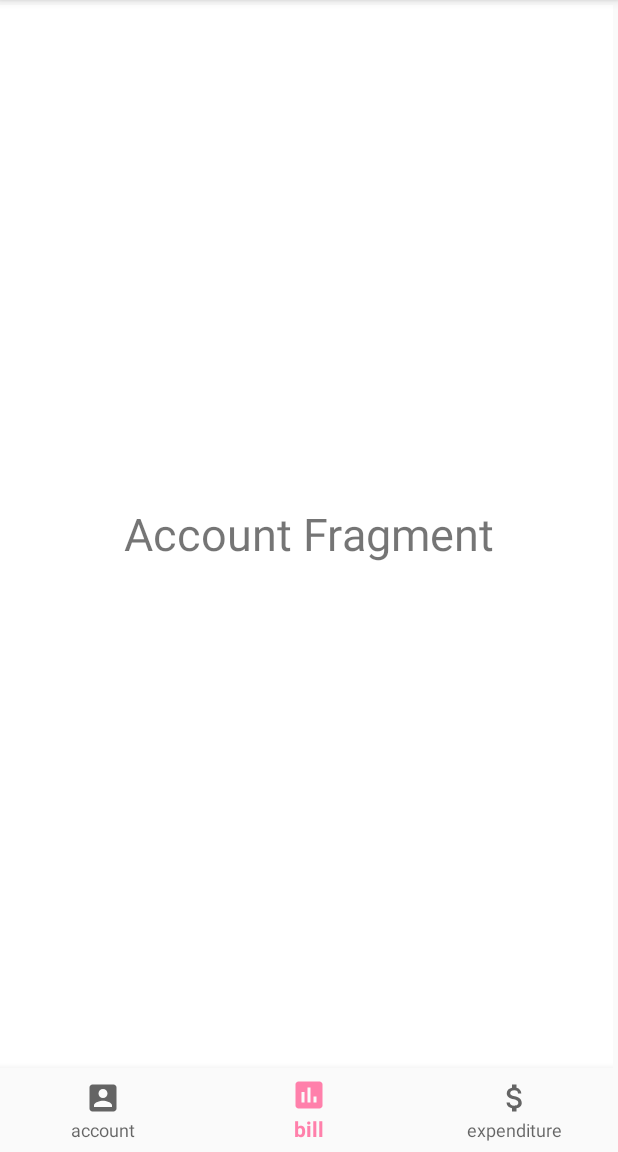
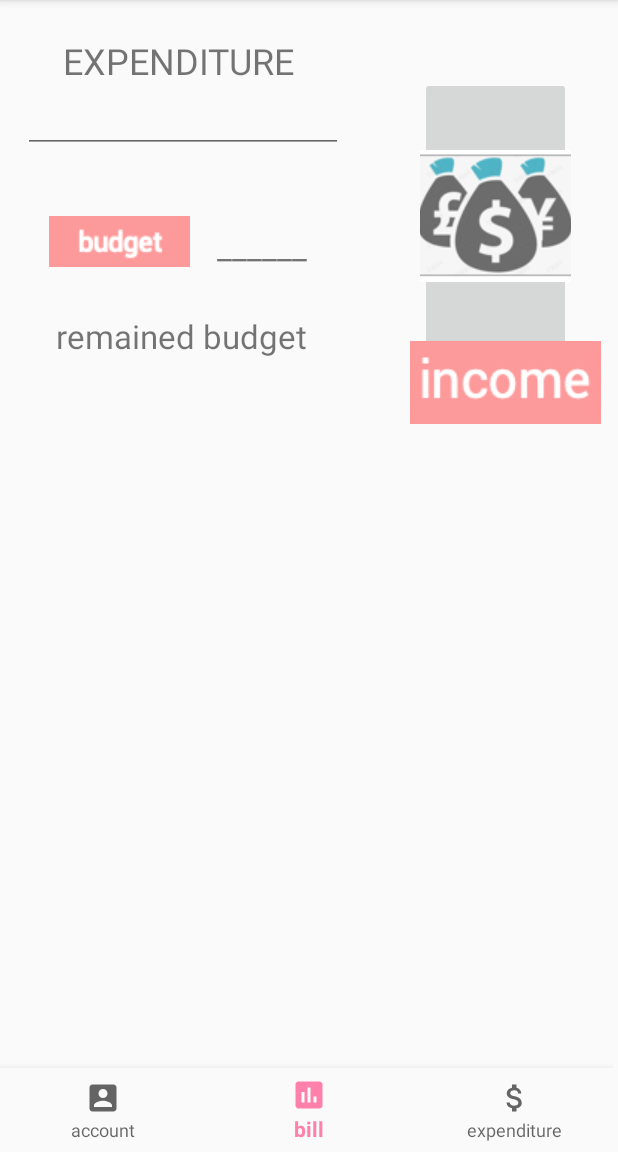
Before and after one commit to ZhaojiaLii/Android-Final-Project-, an Android app: the screen it shows after launch (MainActivity), item 2 of the bottom bar chosen, on a phone screen of 412 x 824 dp, the part 84-1236 px from its top. Run offline under Robolectric (Android 15) with nearby library versions, the phone set to English and light mode, and no system bars.

Commit message:
fragment_bill retry

```diff
--- a/app/src/main/AndroidManifest.xml
+++ b/app/src/main/AndroidManifest.xml
@@ -16,6 +16,7 @@
                 <category android:name="android.intent.category.LAUNCHER" />
             </intent-filter>
         </activity>
+        <activity android:name=".Convertor"></activity>
     </application>
 
 </manifest>
--- a/app/src/main/java/isep/lizhaojia/project1/MainActivity.java
+++ b/app/src/main/java/isep/lizhaojia/project1/MainActivity.java
@@ -8,6 +8,7 @@ import android.support.v7.app.ActionBarDrawerToggle;
 import android.support.v7.app.AppCompatActivity;
 import android.os.Bundle;
 import android.view.MenuItem;
+import android.widget.ImageButton;
 
 public class MainActivity extends AppCompatActivity {
 
@@ -23,7 +24,6 @@ public class MainActivity extends AppCompatActivity {
         drawerLayout = (DrawerLayout)findViewById(R.id.drawer);
         actionBarDrawerToggle = new ActionBarDrawerToggle(this,drawerLayout,R.string.open,R.string.close);
         BottomNavigationView bottomNavigationView = findViewById(R.id.bottom_navigation);
-
         //active bottom navigation listener
         bottomNavigationView.setOnNavigationItemSelectedListener(navListener);
         getSupportFragmentManager().beginTransaction().replace(R.id.fragment_container, new fragment_account()).commit();
@@ -56,7 +56,7 @@ public class MainActivity extends AppCompatActivity {
             Fragment selectedFragment = null;
             switch (menuItem.getItemId()){
                 case R.id.navigation_bill:
-                    selectedFragment = new fragment_home();
+                    selectedFragment = new fragment_bill();
                     break;
                 case R.id.navigation_expenditure:
                     selectedFragment = new fragment_expenditure();
--- a/app/src/main/java/isep/lizhaojia/project1/fragment_bill.java
+++ b/app/src/main/java/isep/lizhaojia/project1/fragment_bill.java
@@ -1,18 +1,66 @@
 package isep.lizhaojia.project1;
 
+import android.content.Intent;
+import android.graphics.drawable.Drawable;
 import android.os.Bundle;
 import android.support.annotation.NonNull;
 import android.support.annotation.Nullable;
 import android.support.v4.app.Fragment;
+import android.util.TypedValue;
+import android.view.Gravity;
 import android.view.LayoutInflater;
 import android.view.View;
 import android.view.ViewGroup;
+import android.widget.Button;
+import android.widget.EditText;
+import android.widget.ImageButton;
+import android.widget.TextView;
+import android.widget.Toast;
 
-public class fragment_home extends Fragment {
+public class fragment_bill extends Fragment {
+
+
+    private ImageButton ButtonConvertor,BudgetButton;
+    private TextView expenditure;
 
     @Nullable
     @Override
     public View onCreateView(@NonNull LayoutInflater inflater, @Nullable ViewGroup container, @Nullable Bundle savedInstanceState) {
-        return inflater.inflate(R.layout.fragment_home, container, false);
+        return inflater.inflate(R.layout.fragment_bill, container, false);}
+
+        @Override
+        public void onActivityCreated(Bundle savedInstanceState) {
+            super.onActivityCreated(savedInstanceState);
+
+            ButtonConvertor = (ImageButton) getActivity().findViewById(R.id.imageButton_convertor);
+            BudgetButton = (ImageButton) getActivity().findViewById(R.id.budgetbutton);
+            expenditure = (TextView)getActivity().findViewById(R.id.expenditure);
+
+            budget();
+            ButtonConvertor.setOnClickListener(new View.OnClickListener() {
+            @Override
+        public void onClick(View view) {
+                Intent intent = new Intent(getActivity(),Convertor.class);
+                startActivity(intent);
+
+            }
+
+        });
+    }
+
+    public void budget(){
+        BudgetButton.setOnClickListener(new View.OnClickListener() {
+            @Override
+            public void onClick(View v) {
+                dialogEditText();
+
+            }
+        });
+
+    }
+
+    public void dialogEditText(){
+
+
     }
 }
--- a/app/src/main/res/layout/fragment_bill.xml
+++ b/app/src/main/res/layout/fragment_bill.xml
@@ -1,14 +1,85 @@
 <?xml version="1.0" encoding="utf-8"?>
 <RelativeLayout xmlns:android="http://schemas.android.com/apk/res/android"
+    xmlns:app="http://schemas.android.com/apk/res-auto"
     android:layout_width="match_parent"
     android:layout_height="match_parent"
     >
 
+    <ImageButton
+        android:id="@+id/imageButton_convertor"
+        android:layout_width="100dp"
+        android:layout_height="77dp"
+        android:layout_alignParentStart="true"
+        android:layout_alignParentTop="true"
+        android:layout_alignParentEnd="true"
+        android:layout_alignParentBottom="true"
+        android:layout_marginStart="280dp"
+        android:layout_marginTop="51dp"
+        android:layout_marginEnd="31dp"
+        android:layout_marginBottom="475dp"
+        app:srcCompat="@drawable/convertorbutton" />
+
     <TextView
+        android:id="@+id/expenditure"
         android:layout_width="wrap_content"
         android:layout_height="wrap_content"
-        android:textSize="30sp"
-        android:text="Bill Fragment"
-        android:layout_centerInParent="true" />
+        android:layout_alignTop="@+id/imageButton_convertor"
+        android:layout_alignParentStart="true"
+        android:layout_marginStart="42dp"
+        android:layout_marginTop="-27dp"
+        android:text="EXPENDITURE"
+        android:textSize="24sp" />
+
+    <EditText
+        android:id="@+id/editText"
+        android:layout_width="wrap_content"
+        android:layout_height="wrap_content"
+        android:layout_below="@+id/expenditure"
+        android:layout_alignParentStart="true"
+        android:layout_marginStart="15dp"
+        android:ems="10"
+        android:inputType="number|numberDecimal" />
+
+    <ImageButton
+        android:id="@+id/income"
+        android:layout_width="127dp"
+        android:layout_height="55dp"
+        android:layout_alignParentStart="true"
+        android:layout_alignParentTop="true"
+        android:layout_marginStart="273dp"
+        android:layout_marginTop="227dp"
+        app:srcCompat="@drawable/incomebutton" />
+
+    <TextView
+        android:id="@+id/remainedbudget"
+        android:layout_width="wrap_content"
+        android:layout_height="wrap_content"
+        android:layout_alignBottom="@+id/imageButton_convertor"
+        android:layout_alignParentStart="true"
+        android:layout_marginStart="37dp"
+        android:layout_marginBottom="-2dp"
+        android:text="remained budget"
+        android:textSize="22sp" />
+
+    <ImageButton
+        android:id="@+id/budgetbutton"
+        android:layout_width="94dp"
+        android:layout_height="37dp"
+        android:layout_alignStart="@+id/editText"
+        android:layout_alignParentTop="true"
+        android:layout_marginStart="17dp"
+        android:layout_marginTop="142dp"
+        app:srcCompat="@drawable/budgetbutton" />
+
+    <TextView
+        android:id="@+id/remain_budget"
+        android:layout_width="wrap_content"
+        android:layout_height="wrap_content"
+        android:layout_alignEnd="@+id/expenditure"
+        android:layout_alignParentTop="true"
+        android:layout_marginTop="149dp"
+        android:layout_marginEnd="-8dp"
+        android:text="______"
+        android:textSize="22sp" />
 
 </RelativeLayout>
```
